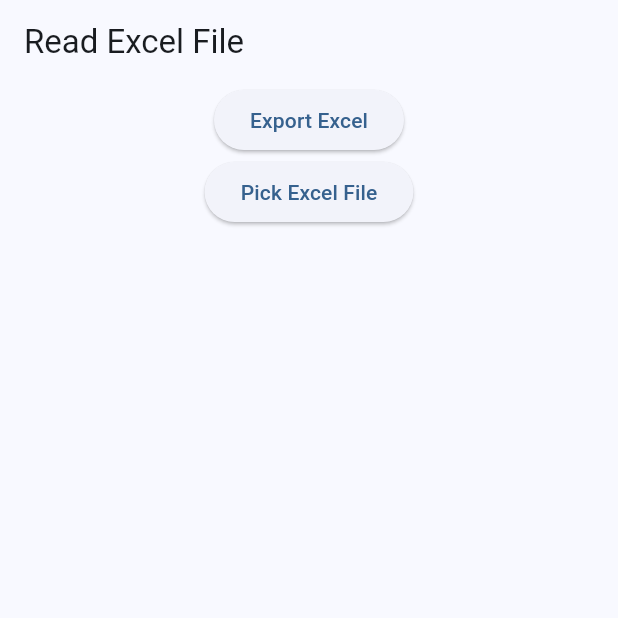
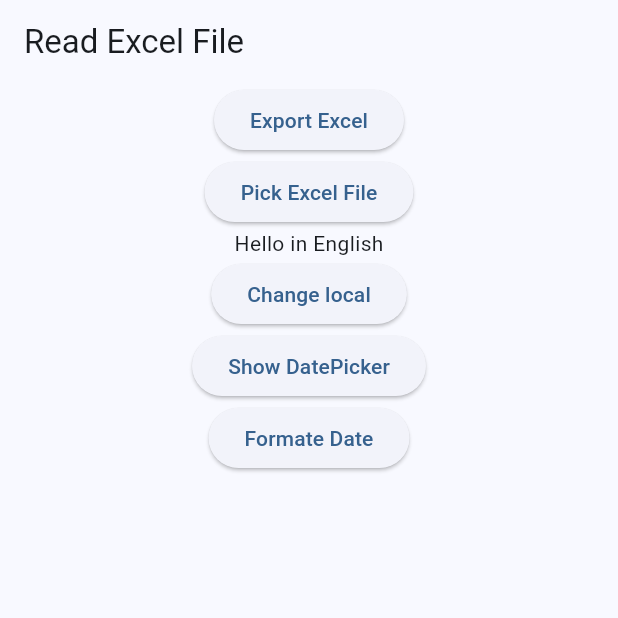
Before and after one commit to MohammadBahlaq/flutter_application_2, a Flutter app: the screen it shows after launch, after a tap on "Export Excel", on a phone screen of 412 x 824 dp, the top half of it. Run offline on Flutter 3.47's test engine with Material 3 defaults, Android fonts, the phone set to English and light mode, and no system bars; our stand-ins replace easy_localization, file_picker, flutter_secure_storage, flutter_svg, geocoding, geolocator and 9 more; missing offline and left inert: excel, media_store_plus, short_navigation, syncfusion_flutter_xlsio; accounts and stored records are empty.

Commit message:
dateformate, localization

```diff
--- /dev/null
+++ b/assets/translations/ar.json
@@ -0,0 +1,3 @@
+{
+    "Hello": "مرحبا بالعربية"
+}
--- /dev/null
+++ b/assets/translations/en.json
@@ -0,0 +1,3 @@
+{
+    "Hello": "Hello in English"
+}
--- a/lib/examples/read_from_excel.dart
+++ b/lib/examples/read_from_excel.dart
@@ -3,6 +3,7 @@
 import 'dart:developer';
 import 'dart:io';
 
+import 'package:easy_localization/easy_localization.dart';
 import 'package:excel/excel.dart';
 import 'package:file_picker/file_picker.dart';
 import 'package:flutter/material.dart';
@@ -113,14 +114,63 @@ class _ReadFromExcelState extends State<ReadFromExcel> {
               onPressed: _pickAndReadExcelFile,
               child: Text("Pick Excel File"),
             ),
-            // Expanded(
-            //   child: ListView.builder(
-            //     itemCount: excelData.length,
-            //     itemBuilder: (context, rowIndex) {
-            //       return ListTile(title: Text(excelData[rowIndex].join(" | ")));
-            //     },
-            //   ),
-            // ),
+            Text("Hello".tr()),
+            ElevatedButton(
+              onPressed: () {
+                log(context.deviceLocale.languageCode);
+
+                if (context.locale.languageCode == "en") {
+                  context.setLocale(Locale("ar"));
+                } else {
+                  context.setLocale(Locale("en"));
+                }
+              },
+              child: Text("Change local"),
+            ),
+            ElevatedButton(
+              child: Text('Show DatePicker'),
+              onPressed: () async {
+                DateTime? date = await showDatePicker(
+                  context: context,
+                  firstDate: DateTime.now().subtract(Duration(days: 3)),
+                  lastDate: DateTime.now().add(Duration(days: 3)),
+                  initialDate: DateTime.now(),
+                  currentDate: DateTime.now().add(Duration(days: 1)),
+                  barrierDismissible: false,
+                  // barrierColor: Colors.red,
+                  cancelText: "forget",
+                  confirmText: "Select",
+                  onDatePickerModeChange: (value) {
+                    print("onDatePickerModeChange");
+                  },
+                  helpText: "Please Select Date",
+                  initialEntryMode: DatePickerEntryMode.inputOnly,
+                  keyboardType: TextInputType.datetime,
+                );
+
+                log(date.toString());
+              },
+            ),
+            ElevatedButton(
+              onPressed: () {
+                log(DateTime.now().toString());
+                log(
+                  DateFormat(
+                    "yyyy/MM/dd => HH:mm:ss",
+                    "ar",
+                  ).format(DateTime.now()),
+                );
+
+                String date = "2025/7/28 4:50:7.5";
+
+                DateTime dateTime = DateFormat(
+                  "yyyy/MM/dd HH:mm:ss",
+                ).parse(date);
+
+                log(DateFormat("yyyy-MM-dd HH:mm:ss").format(dateTime));
+              },
+              child: Text("Formate Date"),
+            ),
           ],
         ),
       ),
--- a/lib/main.dart
+++ b/lib/main.dart
@@ -1,3 +1,4 @@
+import 'package:easy_localization/easy_localization.dart';
 import 'package:flutter/material.dart';
 import 'package:flutter_application_2/core/get_it.dart';
 import 'package:flutter_application_2/examples/read_from_excel.dart';
@@ -14,6 +15,8 @@ late FlutterSecureStorage secureStorage;
 
 void main() async {
   WidgetsFlutterBinding.ensureInitialized();
+  await EasyLocalization.ensureInitialized();
+  EasyLocalization.logger.enableBuildModes = [];
 
   await MediaStore.ensureInitialized();
   MediaStore.appFolder = "MyAppFolder";
@@ -26,7 +29,15 @@ void main() async {
 
   setup();
 
-  runApp(const MyApp());
+  runApp(
+    EasyLocalization(
+      supportedLocales: [Locale('en'), Locale('ar')],
+      path: 'assets/translations',
+      fallbackLocale: Locale('en'),
+
+      child: MyApp(),
+    ),
+  );
 }
 
 class MyApp extends StatelessWidget {
@@ -46,6 +57,10 @@ class MyApp extends StatelessWidget {
         shouldRebuild: (previous, next) => true,
         builder: (context, themeMode, child) {
           return MaterialApp(
+            localizationsDelegates: context.localizationDelegates,
+            supportedLocales: context.supportedLocales,
+            locale: context.locale,
+
             debugShowCheckedModeBanner: false,
             themeMode: themeMode,
             navigatorKey: Go.navigatorKey,
--- a/pubspec.yaml
+++ b/pubspec.yaml
@@ -55,6 +55,8 @@ dependencies:
   image_gallery_saver: ^2.0.3
   video_player: ^2.10.0
   media_store_plus: ^0.1.3
+  easy_localization: ^3.0.8
+  intl: ^0.20.2
 
 dependency_overrides:
   http: ^1.0.0
@@ -85,6 +87,7 @@ flutter:
   assets:
     - assets/images/
     - assets/
+    - assets/translations/
 
   # An image asset can refer to one or more resolution-specific "variants", see
   # https://flutter.dev/to/resolution-aware-images
```
Also changed, not shown: pubspec.lock, 1 other file.
